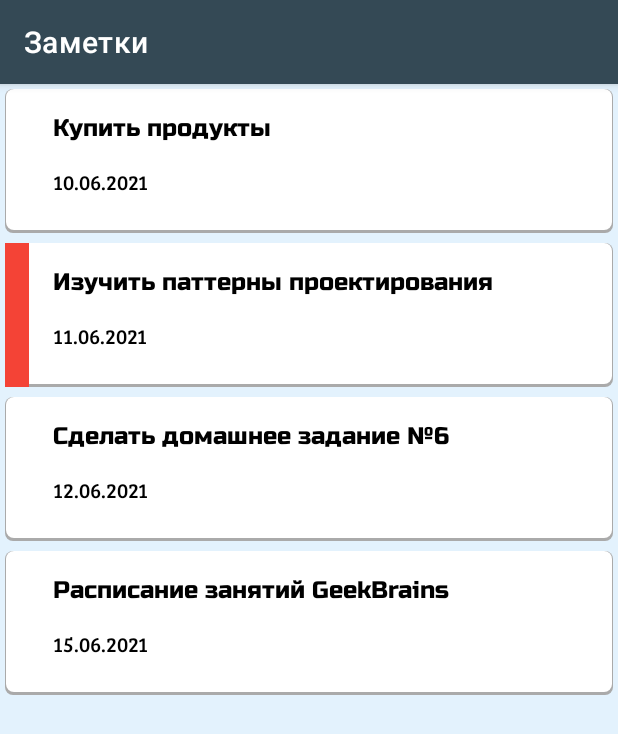
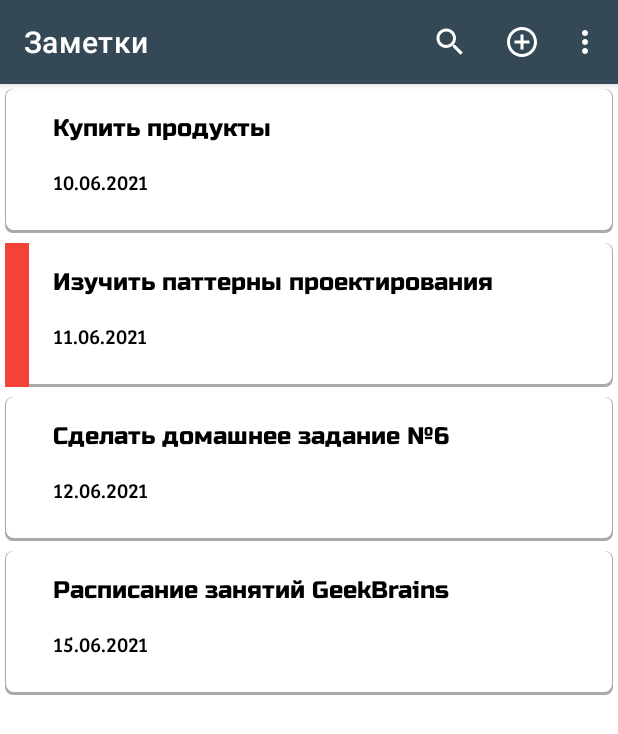
Before and after one commit to Rinat-M/AndroidBase, an Android app: the screen it shows after launch (MainActivity), on a phone screen of 412 x 824 dp. Shown: the top 734 px of the screen. Run offline under Robolectric (Android 15) with nearby library versions, the phone set to English and light mode, and no system bars.

Commit message:
Added options menu without implementation

```diff
--- a/homework06/app/build.gradle
+++ b/homework06/app/build.gradle
@@ -33,6 +33,9 @@ dependencies {
     implementation 'com.google.android.material:material:1.3.0'
     implementation 'androidx.constraintlayout:constraintlayout:2.0.4'
     implementation 'androidx.legacy:legacy-support-v4:1.0.0'
+    implementation 'androidx.coordinatorlayout:coordinatorlayout:1.1.0'
+    implementation 'com.google.android.material:material:1.3.0'
+
     testImplementation 'junit:junit:4.13.2'
     androidTestImplementation 'androidx.test.ext:junit:1.1.2'
     androidTestImplementation 'androidx.test.espresso:espresso-core:3.3.0'
--- a/homework06/app/src/main/AndroidManifest.xml
+++ b/homework06/app/src/main/AndroidManifest.xml
@@ -8,7 +8,7 @@
         android:label="@string/app_name"
         android:roundIcon="@mipmap/ic_launcher_round"
         android:supportsRtl="true"
-        android:theme="@style/Theme.Homework06">
+        android:theme="@style/AppTheme.NoActionBar">
         <activity android:name=".MainActivity">
             <intent-filter>
                 <action android:name="android.intent.action.MAIN" />
--- a/homework06/app/src/main/java/com/rino/homework06/MainActivity.java
+++ b/homework06/app/src/main/java/com/rino/homework06/MainActivity.java
@@ -1,11 +1,16 @@
 package com.rino.homework06;
 
+import android.annotation.SuppressLint;
 import android.content.res.Configuration;
 import android.os.Bundle;
+import android.view.Menu;
+import android.view.MenuItem;
 
 import androidx.annotation.IdRes;
 import androidx.annotation.NonNull;
 import androidx.appcompat.app.AppCompatActivity;
+import androidx.appcompat.widget.SearchView;
+import androidx.appcompat.widget.Toolbar;
 import androidx.fragment.app.Fragment;
 import androidx.fragment.app.FragmentManager;
 
@@ -14,6 +19,7 @@ import com.rino.homework06.fragments.FragmentEnum;
 import com.rino.homework06.fragments.ListOfNotesFragment;
 import com.rino.homework06.fragments.NoteFragment;
 import com.rino.homework06.utils.Publisher;
+import com.rino.homework06.utils.Utils;
 
 import java.util.HashMap;
 import java.util.Map;
@@ -50,12 +56,19 @@ public class MainActivity extends AppCompatActivity {
         super.onCreate(savedInstanceState);
         setContentView(R.layout.activity_main);
 
+        initToolbar();
+
         Configuration configuration = getResources().getConfiguration();
         isLandscape = configuration.orientation == Configuration.ORIENTATION_LANDSCAPE;
 
         configureFragmentMap();
 
         configureFragments();
+    }
+
+    private void initToolbar() {
+        Toolbar toolbar = findViewById(R.id.toolbar);
+        setSupportActionBar(toolbar);
     }
 
     private void configureFragmentMap() {
@@ -135,6 +148,44 @@ public class MainActivity extends AppCompatActivity {
         }
     }
 
+    @SuppressLint("NonConstantResourceId")
+    @Override
+    public boolean onOptionsItemSelected(@NonNull MenuItem item) {
+        int itemId = item.getItemId();
+
+        switch (itemId) {
+            case R.id.action_add:
+            case R.id.action_sort:
+                Utils.showToastShort(MainActivity.this, getString(R.string.not_implemented));
+                break;
+        }
+
+        return super.onOptionsItemSelected(item);
+    }
+
+    @Override
+    public boolean onCreateOptionsMenu(Menu menu) {
+        getMenuInflater().inflate(R.menu.main, menu);
+
+        MenuItem search = menu.findItem(R.id.action_search);
+        SearchView searchText = (SearchView) search.getActionView();
+
+        searchText.setOnQueryTextListener(new SearchView.OnQueryTextListener() {
+            @Override
+            public boolean onQueryTextSubmit(String query) {
+                Utils.showToastShort(MainActivity.this, getString(R.string.not_implemented));
+                return true;
+            }
+
+            @Override
+            public boolean onQueryTextChange(String newText) {
+                return true;
+            }
+        });
+
+        return true;
+    }
+
     @Override
     public void onBackPressed() {
         if (!isLandscape && currentFragmentEntry == FragmentEnum.NOTE) {
--- a/homework06/app/src/main/java/com/rino/homework06/utils/Utils.java
+++ b/homework06/app/src/main/java/com/rino/homework06/utils/Utils.java
@@ -1,5 +1,10 @@
 package com.rino.homework06.utils;
 
+import android.content.Context;
+import android.widget.Toast;
+
+import com.rino.homework06.MainActivity;
+import com.rino.homework06.R;
 import com.rino.homework06.entities.Note;
 import com.rino.homework06.entities.Priority;
 
@@ -50,4 +55,12 @@ public class Utils {
 
         return notes;
     }
+
+    public static void showToastShort(Context context, String message) {
+        showToast(context, message, Toast.LENGTH_SHORT);
+    }
+
+    public static void showToast(Context context, String message, int toastLength) {
+        Toast.makeText(context, message, toastLength).show();
+    }
 }
--- /dev/null
+++ b/homework06/app/src/main/res/drawable/ic_add_circle_24dp.xml
@@ -0,0 +1,9 @@
+<vector xmlns:android="http://schemas.android.com/apk/res/android"
+    android:width="24dp"
+    android:height="24dp"
+    android:viewportWidth="24"
+    android:viewportHeight="24">
+  <path
+      android:pathData="M13,7h-2v4L7,11v2h4v4h2v-4h4v-2h-4L13,7zM12,2C6.48,2 2,6.48 2,12s4.48,10 10,10 10,-4.48 10,-10S17.52,2 12,2zM12,20c-4.41,0 -8,-3.59 -8,-8s3.59,-8 8,-8 8,3.59 8,8 -3.59,8 -8,8z"
+      android:fillColor="#FFFFFF"/>
+</vector>
--- /dev/null
+++ b/homework06/app/src/main/res/drawable/ic_search_24dp.xml
@@ -0,0 +1,9 @@
+<vector xmlns:android="http://schemas.android.com/apk/res/android"
+    android:width="24dp"
+    android:height="24dp"
+    android:viewportWidth="24"
+    android:viewportHeight="24">
+  <path
+      android:pathData="M15.5,14h-0.79l-0.28,-0.27C15.41,12.59 16,11.11 16,9.5 16,5.91 13.09,3 9.5,3S3,5.91 3,9.5 5.91,16 9.5,16c1.61,0 3.09,-0.59 4.23,-1.57l0.27,0.28v0.79l5,4.99L20.49,19l-4.99,-5zM9.5,14C7.01,14 5,11.99 5,9.5S7.01,5 9.5,5 14,7.01 14,9.5 11.99,14 9.5,14z"
+      android:fillColor="#FFFFFF"/>
+</vector>
--- /dev/null
+++ b/homework06/app/src/main/res/drawable/ic_sort_24dp.xml
@@ -0,0 +1,9 @@
+<vector xmlns:android="http://schemas.android.com/apk/res/android"
+    android:width="24dp"
+    android:height="24dp"
+    android:viewportWidth="24"
+    android:viewportHeight="24">
+  <path
+      android:pathData="M3,18h6v-2L3,16v2zM3,6v2h18L21,6L3,6zM3,13h12v-2L3,11v2z"
+      android:fillColor="#FFFFFF"/>
+</vector>
--- a/homework06/app/src/main/res/layout-land/activity_main.xml
+++ b/homework06/app/src/main/res/layout-land/activity_main.xml
@@ -1,9 +1,33 @@
 <?xml version="1.0" encoding="utf-8"?>
-<LinearLayout xmlns:android="http://schemas.android.com/apk/res/android"
+
+<androidx.coordinatorlayout.widget.CoordinatorLayout xmlns:android="http://schemas.android.com/apk/res/android"
+    xmlns:app="http://schemas.android.com/apk/res-auto"
     xmlns:tools="http://schemas.android.com/tools"
     android:layout_width="match_parent"
     android:layout_height="match_parent"
+    tools:context=".MainActivity">
+
+    <com.google.android.material.appbar.AppBarLayout
+        android:layout_width="match_parent"
+        android:layout_height="wrap_content"
+        android:theme="@style/AppTheme.AppBarOverlay">
+
+        <androidx.appcompat.widget.Toolbar
+            android:id="@+id/toolbar"
+            android:layout_width="match_parent"
+            android:layout_height="?attr/actionBarSize"
+            android:background="?attr/colorPrimary"
+            app:popupTheme="@style/AppTheme.PopupOverlay">
+
+        </androidx.appcompat.widget.Toolbar>
+
+    </com.google.android.material.appbar.AppBarLayout>
+
+    <LinearLayout
+        android:layout_width="match_parent"
+        android:layout_height="match_parent"
         android:background="@color/blue_50"
+        app:layout_behavior="@string/appbar_scrolling_view_behavior"
         tools:context=".MainActivity">
 
         <androidx.fragment.app.FragmentContainerView
@@ -19,3 +43,5 @@
             android:layout_weight="1" />
 
     </LinearLayout>
+
+</androidx.coordinatorlayout.widget.CoordinatorLayout>
--- a/homework06/app/src/main/res/layout/activity_main.xml
+++ b/homework06/app/src/main/res/layout/activity_main.xml
@@ -1,14 +1,31 @@
 <?xml version="1.0" encoding="utf-8"?>
-<FrameLayout xmlns:android="http://schemas.android.com/apk/res/android"
+<androidx.coordinatorlayout.widget.CoordinatorLayout xmlns:android="http://schemas.android.com/apk/res/android"
+    xmlns:app="http://schemas.android.com/apk/res-auto"
     xmlns:tools="http://schemas.android.com/tools"
     android:layout_width="match_parent"
     android:layout_height="match_parent"
-    android:background="@color/blue_50"
     tools:context=".MainActivity">
+
+    <com.google.android.material.appbar.AppBarLayout
+        android:layout_width="match_parent"
+        android:layout_height="wrap_content"
+        android:theme="@style/AppTheme.AppBarOverlay">
+
+        <androidx.appcompat.widget.Toolbar
+            android:id="@+id/toolbar"
+            android:layout_width="match_parent"
+            android:layout_height="?attr/actionBarSize"
+            android:background="?attr/colorPrimary"
+            app:popupTheme="@style/AppTheme.PopupOverlay">
+
+        </androidx.appcompat.widget.Toolbar>
+
+    </com.google.android.material.appbar.AppBarLayout>
 
     <androidx.fragment.app.FragmentContainerView
         android:id="@+id/list_of_notes"
         android:layout_width="match_parent"
-        android:layout_height="match_parent" />
+        android:layout_height="match_parent"
+        app:layout_behavior="@string/appbar_scrolling_view_behavior" />
 
-</FrameLayout>
+</androidx.coordinatorlayout.widget.CoordinatorLayout>
--- /dev/null
+++ b/homework06/app/src/main/res/menu/main.xml
@@ -0,0 +1,27 @@
+<?xml version="1.0" encoding="utf-8"?>
+<menu xmlns:android="http://schemas.android.com/apk/res/android"
+    xmlns:app="http://schemas.android.com/apk/res-auto">
+
+    <item
+        android:id="@+id/action_search"
+        android:icon="@drawable/ic_search_24dp"
+        android:orderInCategory="5"
+        android:title="@string/search"
+        app:actionViewClass="androidx.appcompat.widget.SearchView"
+        app:showAsAction="ifRoom" />
+
+    <item
+        android:id="@+id/action_add"
+        android:icon="@drawable/ic_add_circle_24dp"
+        android:orderInCategory="10"
+        android:title="@string/add"
+        app:showAsAction="ifRoom" />
+
+    <item
+        android:id="@+id/action_sort"
+        android:icon="@drawable/ic_sort_24dp"
+        android:orderInCategory="20"
+        android:title="@string/sort"
+        app:showAsAction="never" />
+
+</menu>
--- a/homework06/app/src/main/res/values/strings.xml
+++ b/homework06/app/src/main/res/values/strings.xml
@@ -1,8 +1,11 @@
 <resources>
     <string name="app_name">Заметки</string>
     <!-- TODO: Remove or change this placeholder text -->
-    <string name="hello_blank_fragment">Hello blank fragment</string>
     <string name="note_title_hint">Заголовок заметки</string>
     <string name="high_priority">Высший приоритет</string>
     <string name="note_description">Описание заметки</string>
+    <string name="search">Поиск</string>
+    <string name="add">Добавить</string>
+    <string name="sort">Сортировка</string>
+    <string name="not_implemented">Функционал не реализован!</string>
 </resources>
--- a/homework06/app/src/main/res/values/themes.xml
+++ b/homework06/app/src/main/res/values/themes.xml
@@ -1,6 +1,6 @@
 <resources xmlns:tools="http://schemas.android.com/tools">
     <!-- Base application theme. -->
-    <style name="Theme.Homework06" parent="Theme.MaterialComponents.DayNight.DarkActionBar">
+    <style name="AppTheme" parent="Theme.MaterialComponents.DayNight.DarkActionBar">
         <!-- Primary brand color. -->
         <item name="colorPrimary">@color/blue_700</item>
         <item name="colorPrimaryVariant">@color/blue_800</item>
@@ -14,6 +14,15 @@
         <!-- Customize your theme here. -->
         <item name="android:textViewStyle">@style/TextStyle</item>
     </style>
+
+    <style name="AppTheme.NoActionBar">
+        <item name="windowActionBar">false</item>
+        <item name="windowNoTitle">true</item>
+    </style>
+
+    <style name="AppTheme.AppBarOverlay" parent="ThemeOverlay.AppCompat.Dark.ActionBar" />
+
+    <style name="AppTheme.PopupOverlay" parent="ThemeOverlay.AppCompat.Light" />
 
     <style name="TextStyle" parent="@android:style/Widget.TextView">
         <item name="android:textColor">@color/black</item>
```
Lines whose indentation alone changed are shown as unchanged.
